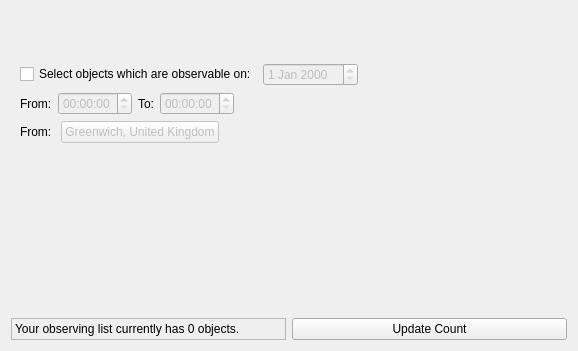
First picture: the form in kstars/tools/obslistwizard.ui, repository KDE/kstars, before the edit; both pictures show x 0 to 578 and y 151 to 502 of the 578 by 502 pixel window.
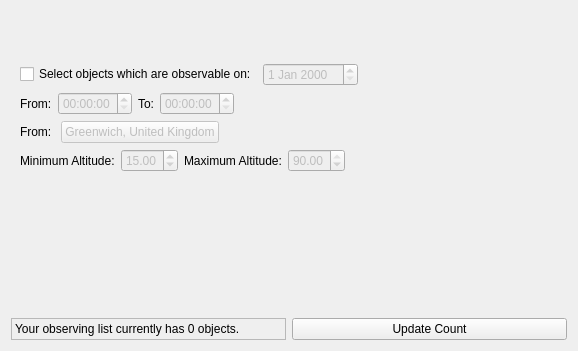
Second picture: the form after the edit. Custom widgets are drawn as their Qt base class.

Commit message: Adding minimum and maximum altitude limits to observation wizard

The edit to the form file:
```diff
--- a/kstars/tools/obslistwizard.ui
+++ b/kstars/tools/obslistwizard.ui
@@ -699,6 +699,63 @@
          </item>
         </layout>
        </item>
+       <item>
+        <layout class="QHBoxLayout" name="horizontalLayout_5">
+         <item>
+          <widget class="QLabel" name="label_6">
+           <property name="text">
+            <string>Minimum Altitude:</string>
+           </property>
+          </widget>
+         </item>
+         <item>
+          <widget class="QDoubleSpinBox" name="minAlt">
+           <property name="enabled">
+            <bool>false</bool>
+           </property>
+           <property name="maximum">
+            <double>90.000000000000000</double>
+           </property>
+           <property name="value">
+            <double>15.000000000000000</double>
+           </property>
+          </widget>
+         </item>
+         <item>
+          <widget class="QLabel" name="label_7">
+           <property name="text">
+            <string>Maximum Altitude:</string>
+           </property>
+          </widget>
+         </item>
+         <item>
+          <widget class="QDoubleSpinBox" name="maxAlt">
+           <property name="enabled">
+            <bool>false</bool>
+           </property>
+           <property name="maximum">
+            <double>90.000000000000000</double>
+           </property>
+           <property name="value">
+            <double>90.000000000000000</double>
+           </property>
+          </widget>
+         </item>
+         <item>
+          <spacer name="horizontalSpacer_3">
+           <property name="orientation">
+            <enum>Qt::Horizontal</enum>
+           </property>
+           <property name="sizeHint" stdset="0">
+            <size>
+             <width>40</width>
+             <height>20</height>
+            </size>
+           </property>
+          </spacer>
+         </item>
+        </layout>
+       </item>
        <item>
         <spacer>
          <property name="orientation">
```
The commit also changes 2 other files.
